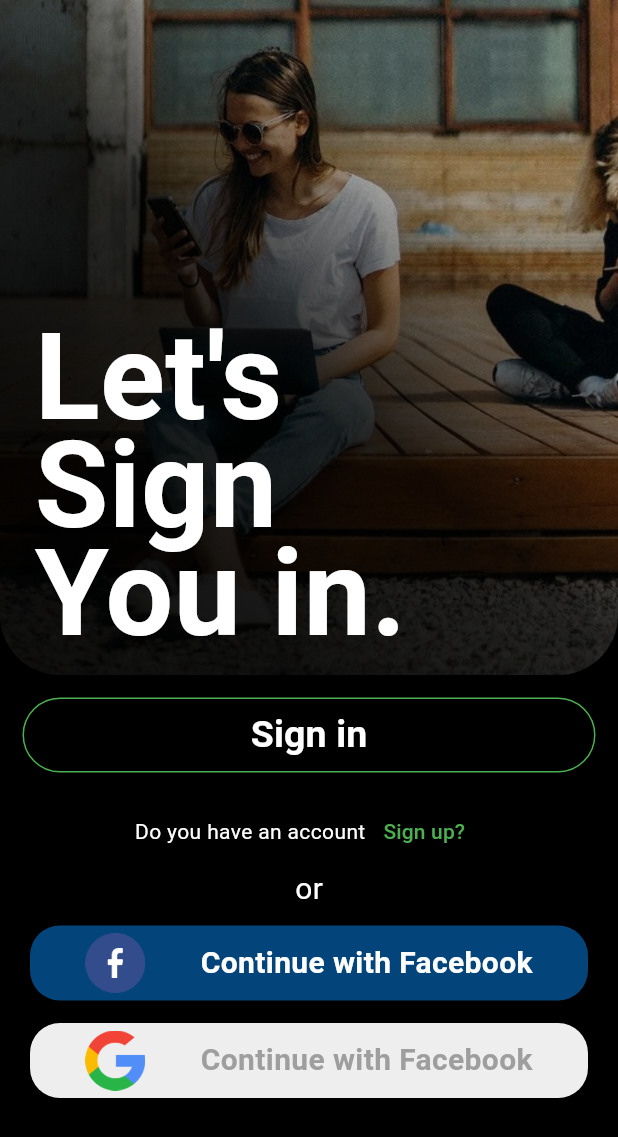
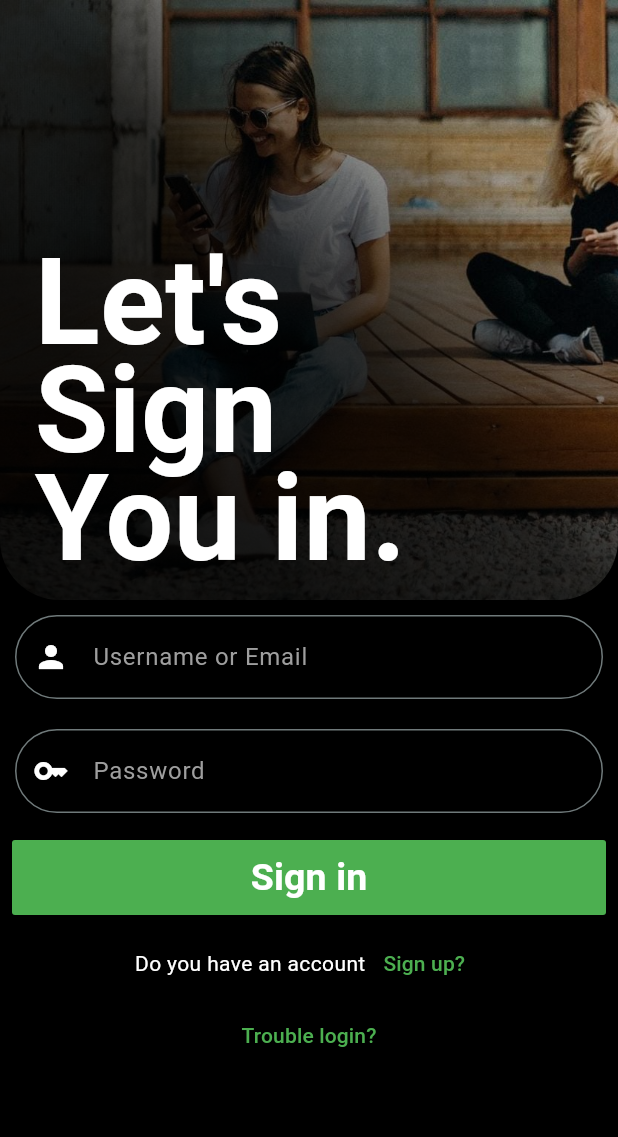
Before and after one commit to nabeeeltk/HypeApp, a Flutter app: the SignInPage screen opened directly, after a tap on "Sign up?", on a phone screen of 412 x 824 dp. Shown: the top 1137 px of the screen. Run offline on Flutter 3.47's test engine with Material 2 defaults, Android fonts, the phone set to English and light mode, and no system bars; our stand-ins replace get.

Commit message:
add sign up ui

```diff
--- a/hype_app/lib/view/auth/sign_in.dart
+++ b/hype_app/lib/view/auth/sign_in.dart
@@ -1,4 +1,6 @@
 import 'package:flutter/material.dart';
+import 'package:get/get.dart';
+import 'package:hype_app/view/auth/sign_up.dart';
 
 class SignInPage extends StatelessWidget {
   const SignInPage({super.key});
@@ -11,7 +13,7 @@
         child: Column(
           children: [
             Container(
-              height: 450,
+              height: 400,
               width: double.infinity,
               decoration: const BoxDecoration(
                 borderRadius: BorderRadius.only(
@@ -88,7 +90,9 @@
               mainAxisAlignment: MainAxisAlignment.center,
               children: [
                const  Text("Do you have an account",style: TextStyle(color: Colors.white),),
-                TextButton(onPressed: (){}, child: const Text("Sign up?",style: TextStyle(color: Colors.green)))
+                TextButton(onPressed: (){
+                  Get.to(SignUpPage());
+                }, child: const Text("Sign up?",style: TextStyle(color: Colors.green)))
               ],
             ),
             const Text("or",style: TextStyle(color: Colors.white,fontSize: 20)),
--- a/hype_app/lib/view/auth/sign_up.dart
+++ b/hype_app/lib/view/auth/sign_up.dart
@@ -1,12 +1,137 @@
 import 'package:flutter/material.dart';
+import 'package:get/get.dart';
+import 'package:hype_app/view/auth/sign_in.dart';
 
 class SignUpPage extends StatelessWidget {
   const SignUpPage({super.key});
 
   @override
   Widget build(BuildContext context) {
-    return Scaffold(
+    return  Scaffold(
+      backgroundColor: Colors.black,
+      body: SingleChildScrollView(
+        child: Column(
+          children: [
+            Container(
+              height: 400,
+              width: double.infinity,
+              decoration: const BoxDecoration(
+                borderRadius: BorderRadius.only(
+                    bottomRight: Radius.circular(40),
+                    bottomLeft: Radius.circular(40)),
+                image: DecorationImage(
+                  image: AssetImage('image/hypest1.jpg'),
+                  fit: BoxFit.cover,
+                ),
+              ),
+              child: Container(
+                width: double.infinity,
+                decoration: BoxDecoration(
+                  gradient: LinearGradient(
+                    begin: Alignment.bottomCenter,
+                    colors: [
+                      Colors.black.withOpacity(0.9),
+                      Colors.black.withOpacity(0.8),
+                      Colors.black.withOpacity(0.2),
+                    ],
+                  ),
+                ),
+                child: const Padding(
+                  padding: EdgeInsets.all(8),
+                  child: Column(
+                    crossAxisAlignment: CrossAxisAlignment.start,
+                    mainAxisAlignment: MainAxisAlignment.end,
+                    children: <Widget>[
+                      Padding(
+                        padding: EdgeInsets.only(left: 15,top: 10),
+                        child: Text(
+                          "Let's\nSign\nYou in.",
+                          style: TextStyle(
+                            color: Colors.white,
+                            fontSize: 80,
+                            fontWeight: FontWeight.bold,
+                            height:
+                                0.9, // Adjust this value to set the desired line gap
+                          ),
+                        ),
+                      ),
+                      SizedBox(
+                        height: 10,
+                      ),
 
+
+                    ],
+                  ),
+                ),
+              ),
+            ),
+
+
+            Padding(
+              padding: const EdgeInsets.all(10.0),
+              child: TextField(
+                decoration:
+                 InputDecoration(
+                   prefixIcon: const Icon(Icons.person,color: Colors.white,),
+                   hintText: "Username or Email",
+                   hintStyle: TextStyle(color: Colors.grey),
+                  border: OutlineInputBorder(
+
+                    borderRadius: BorderRadius.circular(30),
+                    borderSide: BorderSide(color: Colors.green)
+                  )
+                ),
+              ),
+            ),
+            Padding(
+              padding: const EdgeInsets.all(10.0),
+              child: TextField(
+
+                decoration:
+                 InputDecoration(
+                   prefixIcon: const Icon(Icons.key,color: Colors.white,),
+                   hintText: "Password",
+                   hintStyle:const  TextStyle(color: Colors.grey),
+                  border: OutlineInputBorder(
+
+                    borderRadius: BorderRadius.circular(30),
+                    borderSide:const  BorderSide(color: Colors.green)
+                  )
+                ),
+              ),
+            ),
+
+
+           Padding(
+             padding: const EdgeInsets.all(8.0),
+             child: MaterialButton(
+              minWidth: double.infinity,
+              height: 50,
+              color: Colors.green,
+                    onPressed: () {},
+                    child: const Text(
+                      "Sign in",
+                      style: TextStyle(fontSize: 25,color: Colors.white,
+                      fontWeight: FontWeight.bold),
+                    ),
+                  ),
+           ),
+        Row(
+              mainAxisAlignment: MainAxisAlignment.center,
+              children: [
+               const  Text("Do you have an account",style: TextStyle(color: Colors.white),),
+                TextButton(onPressed: (){
+                  Get.to(SignInPage());
+                }, child: const Text("Sign up?",style: TextStyle(color: Colors.green)))
+              ],
+            ),
+            TextButton(onPressed: (){}, child:const  Text("Trouble login?",style: TextStyle(
+              height: 0,
+              color: Colors.green)))
+          ],
+
+        ),
+      ),
     );
   }
 }
--- /dev/null
+++ b/hype_app/lib/view/home/home_page.dart
@@ -0,0 +1,18 @@
+import 'package:flutter/material.dart';
+
+class HomePage extends StatelessWidget {
+  const HomePage({super.key});
+
+  @override
+  Widget build(BuildContext context) {
+    return const  Scaffold(
+      body: SingleChildScrollView(
+        child: Column(
+          children: [
+
+          ],
+        ),
+      ),
+    );
+  }
+}
--- /dev/null
+++ b/hype_app/lib/widgets/root_widget.dart
@@ -0,0 +1,12 @@
+import 'package:flutter/material.dart';
+
+class RootWidget extends StatelessWidget {
+  const RootWidget({super.key});
+
+  @override
+  Widget build(BuildContext context) {
+    return Scaffold(
+
+    );
+  }
+}
```
